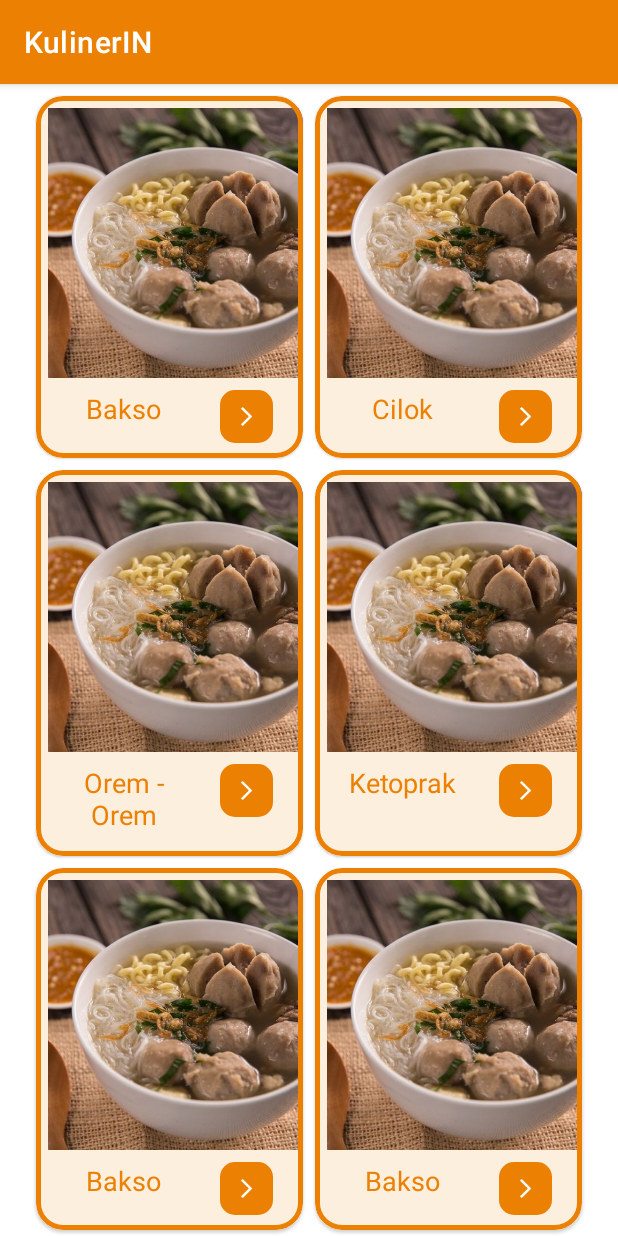
After one commit to mrafin/CAPSTONE-PROJECT, an Android app: the FoodActivity screen opened directly, with no data from a screen before it, on a phone screen of 412 x 824 dp. The commit adds this screen. Run offline under Robolectric (Android 15) with nearby library versions, the phone set to English and light mode, and no system bars.

Commit message:
add food restaurant

```diff
--- a/MD/kulinerin/app/build.gradle
+++ b/MD/kulinerin/app/build.gradle
@@ -37,6 +37,7 @@ android {
 
 dependencies {
 
+    implementation 'androidx.camera:camera-core:1.0.2'
     def camerax_version = "1.2.0-alpha01"
 
     // UI
--- a/MD/kulinerin/app/src/main/AndroidManifest.xml
+++ b/MD/kulinerin/app/src/main/AndroidManifest.xml
@@ -13,6 +13,12 @@
         android:roundIcon="@mipmap/ic_launcher_round"
         android:supportsRtl="true"
         android:theme="@style/Theme.Kulinerin">
+        <activity
+            android:name=".ui.navigation.food.DetailFoodActivity"
+            android:exported="false" />
+        <activity
+            android:name=".ui.navigation.food.FoodActivity"
+            android:exported="false" />
         <activity
             android:name=".ui.camera.ResultCameraActivity"
             android:exported="false" />
--- /dev/null
+++ b/MD/kulinerin/app/src/main/java/com/bangkit2022/kulinerin/ui/navigation/food/Food.kt
@@ -0,0 +1,11 @@
+package com.bangkit2022.kulinerin.ui.navigation.food
+
+import android.os.Parcelable
+import kotlinx.parcelize.Parcelize
+
+@Parcelize
+data class Food(
+    var name: String,
+    var description: String,
+    var image: Int,
+): Parcelable
--- /dev/null
+++ b/MD/kulinerin/app/src/main/java/com/bangkit2022/kulinerin/ui/navigation/food/FoodActivity.kt
@@ -0,0 +1,108 @@
+package com.bangkit2022.kulinerin.ui.navigation.food
+
+import android.content.Intent
+import android.content.res.Configuration
+import android.os.Bundle
+import androidx.appcompat.app.AppCompatActivity
+import androidx.recyclerview.widget.GridLayoutManager
+import androidx.recyclerview.widget.LinearLayoutManager
+import com.bangkit2022.kulinerin.R
+import com.bangkit2022.kulinerin.databinding.ActivityFoodBinding
+import com.bangkit2022.kulinerin.ui.navigation.food.restaurant.ListRestaurantAdapter
+import com.bangkit2022.kulinerin.ui.navigation.food.restaurant.Restaurant
+import com.bangkit2022.kulinerin.ui.navigation.home.HomeFragment
+
+class FoodActivity : AppCompatActivity() {
+    companion object {
+        const val EXTRA_DATA = "user"
+    }
+
+
+    private lateinit var binding: ActivityFoodBinding
+    private lateinit var listFoodAdapter: ListFoodAdapter
+    private lateinit var listRestaurantAdapter: ListRestaurantAdapter
+    private var listFood = ArrayList<Food>()
+    private var listRestaurant = ArrayList<Restaurant>()
+
+
+    override fun onCreate(savedInstanceState: Bundle?) {
+        super.onCreate(savedInstanceState)
+        binding = ActivityFoodBinding.inflate(layoutInflater)
+        setContentView(binding.root)
+
+        listFoodAdapter = ListFoodAdapter()
+        listFood.addAll(getList)
+        showRecyclerList(listFood)
+
+        listRestaurantAdapter = ListRestaurantAdapter()
+        listRestaurant.addAll(getListRest)
+        showRestaurantList(listRestaurant)
+    }
+
+    private fun showSelectedFood(food: Food) {
+        val moveWithParcelableIntent = Intent(this@FoodActivity, DetailFoodActivity::class.java)
+        moveWithParcelableIntent.putExtra(DetailFoodActivity.EXTRA_DATA, food)
+        startActivity(moveWithParcelableIntent)
+    }
+
+    private val getList: ArrayList<Food>
+        get() {
+            val nameFood = resources.getStringArray(R.array.list_food)
+            val descFood = resources.getStringArray(R.array.list_food_desc)
+            val imageFood = resources.obtainTypedArray(R.array.list_food_image)
+            val list = ArrayList<Food>()
+            for (i in nameFood.indices) {
+                val food = Food(nameFood[i], descFood[i],imageFood.getResourceId(i, 1))
+                list.add(food)
+            }
+
+            return list
+        }
+
+    private val getListRest: ArrayList<Restaurant>
+        get() {
+            val nameRestaurant = resources.getStringArray(R.array.list_restaurant)
+            val list = ArrayList<Restaurant>()
+            for (i in nameRestaurant.indices) {
+                val restaurant = Restaurant(nameRestaurant[i])
+                list.add(restaurant)
+            }
+
+            return list
+        }
+
+
+    private fun showRecyclerList(list: ArrayList<Food>) {
+        binding.apply {
+            val layoutManager =
+                GridLayoutManager(this@FoodActivity, 2, GridLayoutManager.VERTICAL, false)
+            rvFood.layoutManager = layoutManager
+
+            rvFood.setHasFixedSize(true)
+            rvFood.adapter = listFoodAdapter
+
+            listFoodAdapter.setOnItemClickCallback(object : ListFoodAdapter.OnItemClickCallback {
+                override fun onItemClicked(data: Food) {
+                    showSelectedFood(data)
+                }
+            })
+        }
+
+        listFoodAdapter.setList(list)
+    }
+
+    private fun showRestaurantList(list: ArrayList<Restaurant>) {
+        binding.apply {
+            if (resources.configuration.orientation == Configuration.ORIENTATION_LANDSCAPE)
+                rvRestaurant.layoutManager = GridLayoutManager(this@FoodActivity, 2)
+            else rvRestaurant.layoutManager = LinearLayoutManager(this@FoodActivity)
+
+            rvRestaurant.setHasFixedSize(true)
+            rvRestaurant.adapter = listRestaurantAdapter
+
+        }
+
+        listRestaurantAdapter.setList(list)
+    }
+
+}
--- /dev/null
+++ b/MD/kulinerin/app/src/main/java/com/bangkit2022/kulinerin/ui/navigation/food/ListFoodAdapter.kt
@@ -0,0 +1,64 @@
+package com.bangkit2022.kulinerin.ui.navigation.food
+
+import android.app.Activity
+import android.content.Intent
+import android.view.LayoutInflater
+import android.view.ViewGroup
+import androidx.core.app.ActivityOptionsCompat
+import androidx.recyclerview.widget.RecyclerView
+import com.bangkit2022.kulinerin.databinding.RowCityBinding
+import com.bangkit2022.kulinerin.databinding.RowFoodBinding
+import com.bangkit2022.kulinerin.ui.navigation.home.City
+import com.bangkit2022.kulinerin.ui.navigation.home.ListCityAdapter
+import com.bumptech.glide.Glide
+
+class ListFoodAdapter : RecyclerView.Adapter<ListFoodAdapter.ListViewHolder>() {
+    private lateinit var onItemClickCallback: OnItemClickCallback
+
+    interface OnItemClickCallback {
+        fun onItemClicked(data: Food)
+    }
+
+    fun setOnItemClickCallback(onItemClickCallback: OnItemClickCallback) {
+        this.onItemClickCallback = onItemClickCallback
+    }
+
+    private val listFood = ArrayList<Food>()
+
+    fun setList(food: ArrayList<Food>) {
+        listFood.clear()
+        listFood.addAll(food)
+        notifyDataSetChanged()
+    }
+
+    class ListViewHolder(private var binding: RowFoodBinding) :
+        RecyclerView.ViewHolder(binding.root) {
+        fun bind(food: Food) {
+            binding.tvFood.text = food.name
+            binding.imgFood.setImageResource(food.image)
+
+            itemView.setOnClickListener{
+                val mIntent = Intent(itemView.context, DetailFoodActivity::class.java)
+                mIntent.putExtra(DetailFoodActivity.EXTRA_DATA, food)
+                itemView.context.startActivity(mIntent)
+
+            }
+        }
+    }
+
+    override fun onCreateViewHolder(
+        parent: ViewGroup,
+        viewType: Int
+    ): ListViewHolder {
+        val bindingContentView =
+            RowFoodBinding.inflate(LayoutInflater.from(parent.context), parent, false)
+        return ListViewHolder(bindingContentView)
+    }
+
+    override fun onBindViewHolder(holder: ListViewHolder, position: Int) {
+        val getFood = listFood[position]
+        holder.bind(getFood)
+    }
+
+    override fun getItemCount(): Int = listFood.size
+}
--- /dev/null
+++ b/MD/kulinerin/app/src/main/java/com/bangkit2022/kulinerin/ui/navigation/food/restaurant/ListRestaurantAdapter.kt
@@ -0,0 +1,56 @@
+package com.bangkit2022.kulinerin.ui.navigation.food.restaurant
+
+import android.view.LayoutInflater
+import android.view.ViewGroup
+import androidx.recyclerview.widget.RecyclerView
+import com.bangkit2022.kulinerin.databinding.RowRestaurantBinding
+
+class ListRestaurantAdapter : RecyclerView.Adapter<ListRestaurantAdapter.ListViewHolder>() {
+    private lateinit var onItemClickCallback: OnItemClickCallback
+
+    interface OnItemClickCallback {
+        fun onItemClicked(data: Restaurant)
+    }
+
+    fun setOnItemClickCallback(onItemClickCallback: OnItemClickCallback) {
+        this.onItemClickCallback = onItemClickCallback
+    }
+
+    private val listRestaurant = ArrayList<Restaurant>()
+
+    fun setList(restaurant: ArrayList<Restaurant>) {
+        listRestaurant.clear()
+        listRestaurant.addAll(restaurant)
+        notifyDataSetChanged()
+    }
+
+    class ListViewHolder(private var binding: RowRestaurantBinding) :
+        RecyclerView.ViewHolder(binding.root) {
+        fun bind(restaurant: Restaurant) {
+            binding.tvRestaurantName.text = restaurant.name
+
+//            itemView.setOnClickListener{
+//                val mIntent = Intent(itemView.context, DetailFoodActivity::class.java)
+//                mIntent.putExtra(DetailFoodActivity.EXTRA_DATA, restaurant)
+//                itemView.context.startActivity(mIntent)
+//
+//            }
+        }
+    }
+
+    override fun onCreateViewHolder(
+        parent: ViewGroup,
+        viewType: Int
+    ): ListViewHolder {
+        val bindingContentView =
+            RowRestaurantBinding.inflate(LayoutInflater.from(parent.context), parent, false)
+        return ListViewHolder(bindingContentView)
+    }
+
+    override fun onBindViewHolder(holder: ListViewHolder, position: Int) {
+        val getRestaurant = listRestaurant[position]
+        holder.bind(getRestaurant)
+    }
+
+    override fun getItemCount(): Int = listRestaurant.size
+}
--- /dev/null
+++ b/MD/kulinerin/app/src/main/java/com/bangkit2022/kulinerin/ui/navigation/food/restaurant/Restaurant.kt
@@ -0,0 +1,9 @@
+package com.bangkit2022.kulinerin.ui.navigation.food.restaurant
+
+import android.os.Parcelable
+import kotlinx.parcelize.Parcelize
+
+@Parcelize
+data class Restaurant(
+    var name: String
+): Parcelable
--- a/MD/kulinerin/app/src/main/java/com/bangkit2022/kulinerin/ui/navigation/home/HomeFragment.kt
+++ b/MD/kulinerin/app/src/main/java/com/bangkit2022/kulinerin/ui/navigation/home/HomeFragment.kt
@@ -1,5 +1,6 @@
 package com.bangkit2022.kulinerin.ui.navigation.home
 
+import android.content.Intent
 import android.content.res.Configuration
 import android.os.Bundle
 import android.view.LayoutInflater
@@ -11,7 +12,8 @@ import androidx.recyclerview.widget.LinearLayoutManager
 import com.bangkit2022.kulinerin.R
 import com.bangkit2022.kulinerin.databinding.FragmentHomeBinding
 
-class HomeFragment : Fragment() {
+
+class HomeFragment : Fragment(){
 
     private var _binding: FragmentHomeBinding? = null
     private val binding get() = _binding!!
@@ -61,8 +63,10 @@ class HomeFragment : Fragment() {
 
             rvCity.setHasFixedSize(true)
             rvCity.adapter = listCityAdapter
+
         }
 
         listCityAdapter.setList(list)
     }
+
 }
--- a/MD/kulinerin/app/src/main/res/drawable/ic_baseline_arrow_forward_ios_24.xml
+++ b/MD/kulinerin/app/src/main/res/drawable/ic_baseline_arrow_forward_ios_24.xml
@@ -1,5 +1,5 @@
 <vector android:autoMirrored="true" android:height="24dp"
-    android:tint="#EB8002" android:viewportHeight="24"
+    android:tint="#FFFF" android:viewportHeight="24"
     android:viewportWidth="24" android:width="24dp" xmlns:android="http://schemas.android.com/apk/res/android">
     <path android:fillColor="@android:color/white" android:pathData="M6.23,20.23l1.77,1.77l10,-10l-10,-10l-1.77,1.77l8.23,8.23z"/>
 </vector>
--- a/MD/kulinerin/app/src/main/res/drawable/ic_to_detail.xml
+++ b/MD/kulinerin/app/src/main/res/drawable/ic_to_detail.xml
@@ -3,7 +3,7 @@
     <item>
         <shape android:shape="rectangle">
             <corners android:radius="10dp" />
-            <solid android:color="@color/orange_alpha" />
+            <solid android:color="@color/orange" />
         </shape>
     </item>
     <item
--- /dev/null
+++ b/MD/kulinerin/app/src/main/res/layout/activity_food.xml
@@ -0,0 +1,65 @@
+<?xml version="1.0" encoding="utf-8"?>
+<ScrollView xmlns:android="http://schemas.android.com/apk/res/android"
+    xmlns:app="http://schemas.android.com/apk/res-auto"
+    xmlns:tools="http://schemas.android.com/tools"
+    android:id="@+id/frame_container"
+    android:layout_width="match_parent"
+    android:layout_height="match_parent"
+    android:fillViewport="true"
+    tools:context=".ui.navigation.food.FoodActivity">
+        <androidx.constraintlayout.widget.ConstraintLayout
+            android:layout_width="match_parent"
+            android:layout_height="wrap_content"
+            android:padding="20dp">
+
+                <TextView
+                    android:id="@+id/tv_food"
+                    android:layout_width="wrap_content"
+                    android:layout_height="wrap_content"
+                    android:layout_marginTop="4dp"
+                    android:text="@string/food"
+                    android:textAlignment="center"
+                    android:textColor="@color/orange"
+                    android:textSize="28sp"
+                    android:textStyle="bold"
+                    app:layout_constraintEnd_toEndOf="parent"
+                    app:layout_constraintHorizontal_bias="0.046"
+                    app:layout_constraintStart_toStartOf="parent"
+                    app:layout_constraintTop_toTopOf="parent" />
+
+                <androidx.recyclerview.widget.RecyclerView
+                    android:id="@+id/rv_food"
+                    android:layout_width="match_parent"
+                    android:layout_height="wrap_content"
+                    android:layout_marginTop="8dp"
+                    app:layout_constraintEnd_toEndOf="parent"
+                    app:layout_constraintHorizontal_bias="0.0"
+                    app:layout_constraintStart_toStartOf="parent"
+                    app:layout_constraintTop_toBottomOf="@+id/tv_food"
+                    tools:listitem="@layout/row_food" />
+
+                <TextView
+                    android:id="@+id/tv_restaurant"
+                    android:layout_width="wrap_content"
+                    android:layout_height="wrap_content"
+                    android:layout_marginTop="20dp"
+                    android:text="@string/restaurant"
+                    android:textAlignment="center"
+                    android:textColor="@color/orange"
+                    android:textSize="28sp"
+                    android:textStyle="bold"
+                    app:layout_constraintStart_toStartOf="parent"
+                    app:layout_constraintTop_toBottomOf="@+id/rv_food" />
+
+                <androidx.recyclerview.widget.RecyclerView
+                    android:id="@+id/rv_restaurant"
+                    android:layout_width="match_parent"
+                    android:layout_height="wrap_content"
+                    android:layout_marginTop="8dp"
+                    app:layout_constraintEnd_toEndOf="parent"
+                    app:layout_constraintStart_toStartOf="parent"
+                    app:layout_constraintTop_toBottomOf="@+id/tv_restaurant"
+                    tools:listitem="@layout/row_restaurant" />
+
+        </androidx.constraintlayout.widget.ConstraintLayout>
+</ScrollView>
--- a/MD/kulinerin/app/src/main/res/layout/row_city.xml
+++ b/MD/kulinerin/app/src/main/res/layout/row_city.xml
@@ -30,6 +30,7 @@
             app:layout_constraintTop_toTopOf="parent" />
 
         <ImageView
+            android:id="@+id/btn_city"
             android:layout_width="wrap_content"
             android:layout_height="wrap_content"
             android:background="@drawable/ic_to_detail"
--- /dev/null
+++ b/MD/kulinerin/app/src/main/res/layout/row_food.xml
@@ -0,0 +1,58 @@
+<?xml version="1.0" encoding="utf-8"?>
+<com.google.android.material.card.MaterialCardView xmlns:android="http://schemas.android.com/apk/res/android"
+    xmlns:app="http://schemas.android.com/apk/res-auto"
+    xmlns:tools="http://schemas.android.com/tools"
+    android:layout_width="wrap_content"
+    android:layout_height="wrap_content"
+    android:layout_margin="4dp"
+    app:cardCornerRadius="18dp"
+    app:strokeColor="@color/orange"
+    app:strokeWidth="3dp">
+
+    <androidx.constraintlayout.widget.ConstraintLayout
+        android:layout_width="190dp"
+        android:layout_height="match_parent"
+        android:background="@color/orange_alpha">
+
+        <ImageView
+            android:id="@+id/img_food"
+            android:layout_width="match_parent"
+            android:layout_height="180dp"
+            android:adjustViewBounds="true"
+            android:scaleType="centerCrop"
+            android:layout_margin="8dp"
+            app:layout_constraintEnd_toEndOf="parent"
+            app:layout_constraintStart_toStartOf="parent"
+            app:layout_constraintTop_toTopOf="parent"
+            tools:src="@tools:sample/avatars" />
+
+        <TextView
+            android:id="@+id/tv_food"
+            android:layout_width="100sp"
+            android:layout_height="wrap_content"
+            android:layout_marginTop="8dp"
+            android:layout_marginBottom="15sp"
+            android:text="@string/food_name"
+            android:textAlignment="center"
+            android:textColor="@color/orange"
+            android:textSize="18sp"
+            app:layout_constraintBottom_toBottomOf="parent"
+            app:layout_constraintEnd_toEndOf="@+id/img_food"
+            app:layout_constraintHorizontal_bias="0.0"
+            app:layout_constraintStart_toStartOf="@+id/img_food"
+            app:layout_constraintTop_toBottomOf="@+id/img_food"
+            app:layout_constraintVertical_bias="0.0" />
+
+        <ImageView
+            android:layout_width="35dp"
+            android:layout_height="35dp"
+            android:layout_marginEnd="32dp"
+            android:layout_marginBottom="10dp"
+            android:background="@drawable/ic_to_detail"
+            app:layout_constraintBottom_toBottomOf="@+id/tv_food"
+            app:layout_constraintEnd_toEndOf="parent"
+            app:layout_constraintTop_toTopOf="@+id/tv_food"
+            app:layout_constraintVertical_bias="0.0" />
+
+    </androidx.constraintlayout.widget.ConstraintLayout>
+</com.google.android.material.card.MaterialCardView>
--- a/MD/kulinerin/app/src/main/res/values/strings.xml
+++ b/MD/kulinerin/app/src/main/res/values/strings.xml
@@ -34,6 +34,13 @@
     <string name="woman">Woman</string>
     <string name="analysis">Analysis</string>
     <string name="camera">Camera</string>
+    <string name="food_name">Food</string>
+    <string name="food">Food</string>
+    <string name="description">Description</string>
+    <string name="restaurant_name">Restaurant</string>
+    <string name="restaurant">Restaurant</string>
+    <string name="recipe">Recipe</string>
+    <string name="recipe_list">This is recipe ...</string>
 
     <string-array name="list_city">
         <item>Malang</item>
@@ -45,4 +52,36 @@
         <item>Jakarta</item>
         <item>Kalimantan</item>
     </string-array>
+
+    <string-array name="list_food">
+        <item>Bakso</item>
+        <item>Cilok</item>
+        <item>Orem - Orem</item>
+        <item>Ketoprak</item>
+        <item>Bakso</item>
+        <item>Bakso</item>
+    </string-array>
+
+    <string-array name="list_food_image">
+        <item>@drawable/bakso</item>
+        <item>@drawable/bakso</item>
+        <item>@drawable/bakso</item>
+        <item>@drawable/bakso</item>
+        <item>@drawable/bakso</item>
+        <item>@drawable/bakso</item>
+    </string-array>
+
+    <string-array name="list_food_desc">
+        <item>Bakso adalah makanan …</item>
+        <item>Bakso adalah makanan …</item>
+        <item>Bakso adalah makanan …</item>
+        <item>Bakso adalah makanan …</item>
+        <item>Bakso adalah makanan …</item>
+        <item>Bakso adalah makanan …</item>
+    </string-array>
+
+    <string-array name="list_restaurant">
+        <item>Waroeng Barokah</item>
+        <item>Melati Restaurant</item>
+    </string-array>
 </resources>
```
Also changed, not shown: MD/kulinerin/app/src/main/java/com/bangkit2022/kulinerin/ui/navigation/food/DetailFoodActivity.kt (added, +31 -0 lines), MD/kulinerin/app/src/main/java/com/bangkit2022/kulinerin/ui/navigation/home/ListCityAdapter.kt (+16 -0 lines), MD/kulinerin/app/src/main/res/layout-v28/activity_detail_food.xml (added, +99 -0 lines), MD/kulinerin/app/src/main/res/layout/activity_detail_food.xml (added, +99 -0 lines), MD/kulinerin/app/src/main/res/layout/row_restaurant.xml (added, +50 -0 lines), MD/kulinerin/app/src/main/res/drawable/bakso.jpeg (added).
